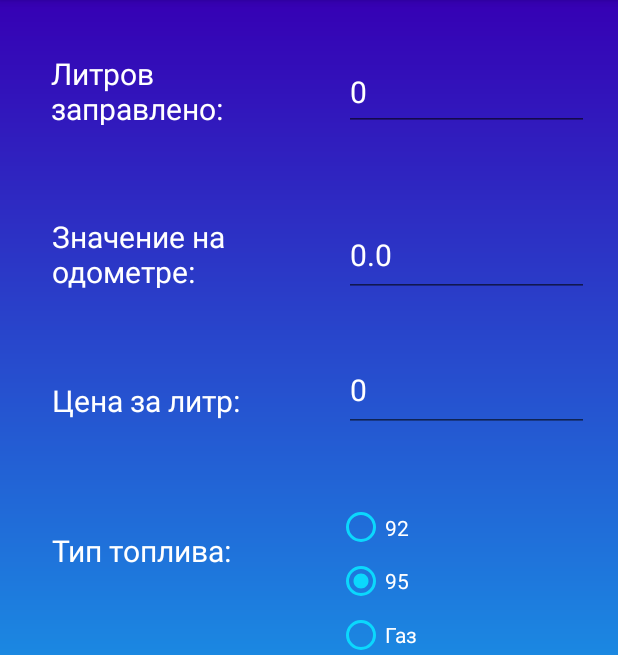
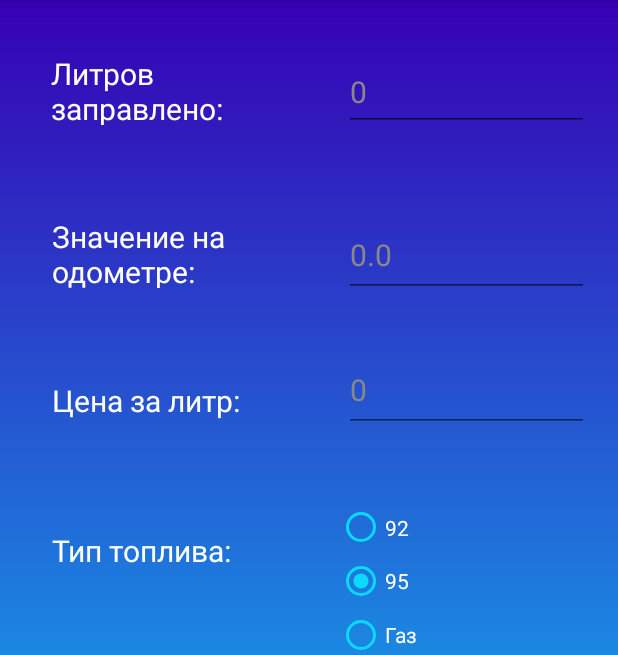
Before and after one commit to GigaIQ/carhelper, an Android app: the NewFuelFragment screen opened through its navigation route, on a phone screen of 412 x 824 dp, the part 84-739 px from its top. Run offline under Robolectric (Android 15) with nearby library versions, the phone set to English and light mode, and no system bars; our stand-ins replace data binding, navigation-ui; network calls fail.

Commit message:
Update proj

```diff
--- a/app/src/main/AndroidManifest.xml
+++ b/app/src/main/AndroidManifest.xml
@@ -8,7 +8,7 @@
         android:allowBackup="true"
         android:dataExtractionRules="@xml/data_extraction_rules"
         android:fullBackupContent="@xml/backup_rules"
-        android:icon="@mipmap/ic_launcher"
+        android:icon="@drawable/gasstantion"
         android:label="@string/app_name"
         android:supportsRtl="true"
         android:theme="@style/Theme.Carhelper"
--- a/app/src/main/res/layout/fragment_information.xml
+++ b/app/src/main/res/layout/fragment_information.xml
@@ -192,7 +192,7 @@
                 android:layout_marginStart="5dp"
                 android:layout_marginTop="210dp"
                 android:backgroundTint="@color/design_default_color_error"
-                android:text="Сборс данных"
+                android:text="Сброс данных"
                 />
 
         </LinearLayout>
--- a/app/src/main/res/layout/fragment_new_fuel.xml
+++ b/app/src/main/res/layout/fragment_new_fuel.xml
@@ -21,8 +21,9 @@
             android:layout_height="52sp"
             android:layout_marginTop="35sp"
             android:ems="7"
-            android:textColorHint="@color/white"
             android:hint="0"
+            android:maxLength="3"
+            android:textColorHint="#888888"
             android:inputType="number"
             android:singleLine="false"
             android:textColor="@color/white"
@@ -40,8 +41,9 @@
             android:layout_height="55sp"
             android:layout_marginTop="55sp"
             android:layout_marginEnd="10sp"
-            android:textColorHint="@color/white"
+            android:textColorHint="#888888"
             android:ems="7"
+            android:maxLength="6"
             android:inputType="number"
             android:singleLine="false"
             android:textSize="20sp"
@@ -67,7 +69,8 @@
             android:hint="0"
             android:inputType="numberDecimal"
             android:singleLine="false"
-            android:textColorHint="@color/white"
+            android:textColorHint="#888888"
+            android:maxLength="5"
             android:textSize="20sp"
             android:visibility="visible"
             app:layout_constraintEnd_toEndOf="parent"
```
Also changed, not shown: app/src/main/res/drawable/gasstantion.png.
